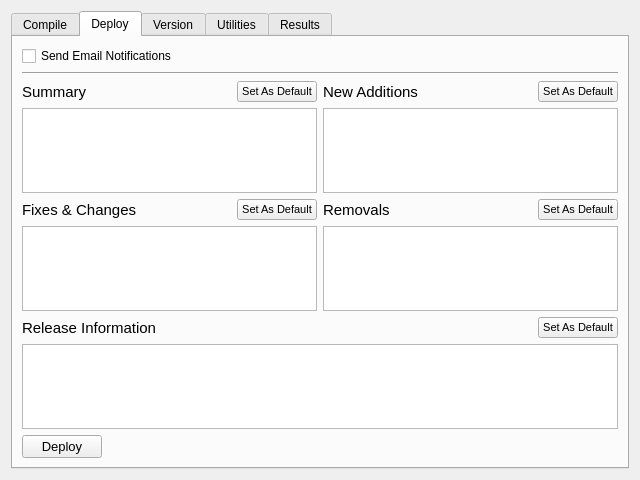
The window that resources/widget/DeckCompileWidget/DeckCompileWidget.ui (sernst/CompilerDeck) describes before a commit, drawn with Qt 5.
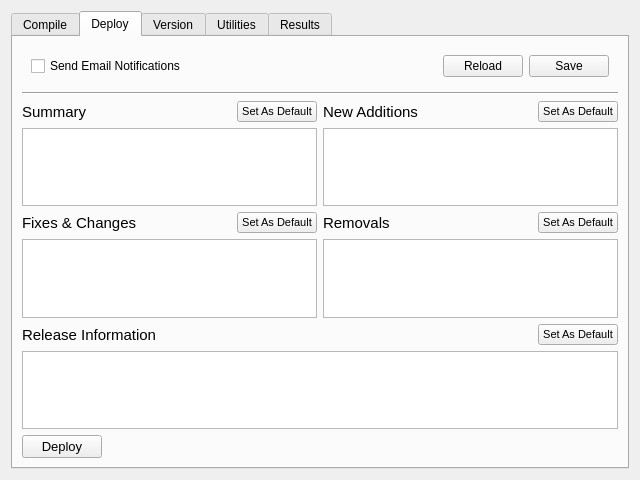
The same window after the commit.

Patch:
```diff
--- a/resources/widget/DeckCompileWidget/DeckCompileWidget.ui
+++ b/resources/widget/DeckCompileWidget/DeckCompileWidget.ui
@@ -286,10 +286,43 @@
       </attribute>
       <layout class="QVBoxLayout" name="verticalLayout_12">
        <item>
-        <widget class="QCheckBox" name="sendEmailCheck">
-         <property name="text">
-          <string>Send Email Notifications</string>
-         </property>
+        <widget class="QWidget" name="widget_25" native="true">
+         <layout class="QHBoxLayout" name="horizontalLayout_17">
+          <item>
+           <widget class="QCheckBox" name="sendEmailCheck">
+            <property name="text">
+             <string>Send Email Notifications</string>
+            </property>
+           </widget>
+          </item>
+          <item>
+           <spacer name="horizontalSpacer_14">
+            <property name="orientation">
+             <enum>Qt::Horizontal</enum>
+            </property>
+            <property name="sizeHint" stdset="0">
+             <size>
+              <width>273</width>
+              <height>20</height>
+             </size>
+            </property>
+           </spacer>
+          </item>
+          <item>
+           <widget class="QPushButton" name="reloadDeployBtn">
+            <property name="text">
+             <string>Reload</string>
+            </property>
+           </widget>
+          </item>
+          <item>
+           <widget class="QPushButton" name="saveDeployBtn">
+            <property name="text">
+             <string>Save</string>
+            </property>
+           </widget>
+          </item>
+         </layout>
         </widget>
        </item>
        <item>
```
Left out of the diff: 27 changed lines with no effect on the pictures.
